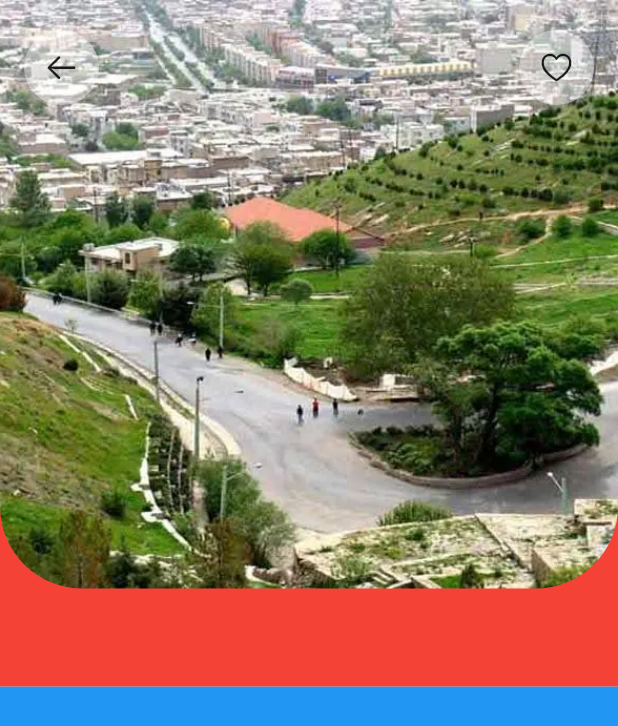
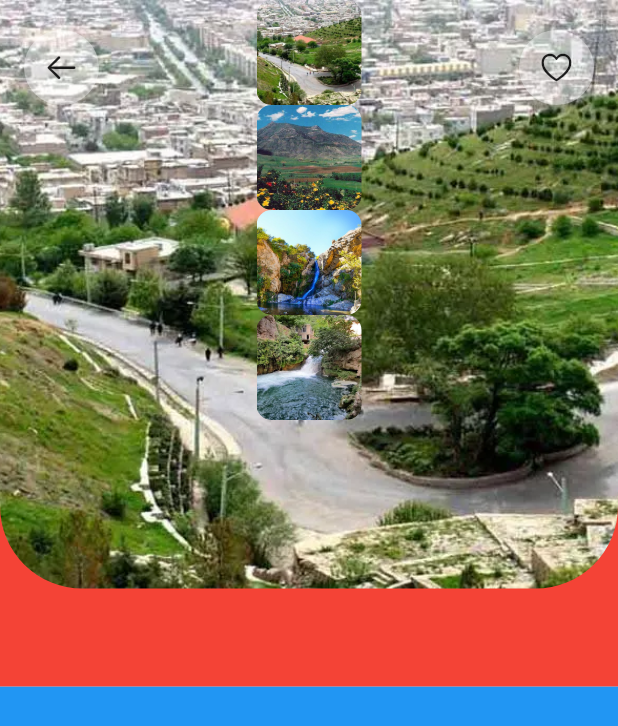
Before and after one commit to hesamkurd/travel-flutter, a Flutter app: the screen it shows after launch, on a phone screen of 412 x 824 dp. Shown: the top 726 px of the screen. Run offline on Flutter 3.47's test engine with Material 2 defaults, Android fonts, the light colour scheme and no system bars; our stand-ins replace get.

Commit message:
image list view

```diff
--- a/lib/main.dart
+++ b/lib/main.dart
@@ -29,6 +29,7 @@
 
 class _MainPageState extends State<MainPage> {
   int _selectedIndex = 0;
+  double imageSized = AppLayout.getHeight(70);
   @override
   Widget build(BuildContext context) {
     var size = MediaQuery.of(context).size;
@@ -42,6 +43,7 @@
               color: Colors.red,
               child: Stack(
                 children: [
+                  // Background Image
                   Container(
                     width: double.infinity,
                     height: size.height / 2.1,
@@ -99,6 +101,31 @@
                       ),
                     ),
                   ),
+
+                  ListView.builder(
+                    itemCount: travelList.length,
+                    itemBuilder: (context, index) {
+                      return Column(
+                        children: [
+                          ClipRRect(
+                            borderRadius: BorderRadius.circular(10),
+                            child: InkWell(
+                              onTap: () {},
+                              child: AnimatedContainer(
+                                width: imageSized,
+                                height: imageSized,
+                                duration: const Duration(milliseconds: 500),
+                                child: Image(
+                                  image: AssetImage(travelList[index].img),
+                                  fit: BoxFit.cover,
+                                ),
+                              ),
+                            ),
+                          ),
+                        ],
+                      );
+                    },
+                  ),
                 ],
               ),
             ),
```
